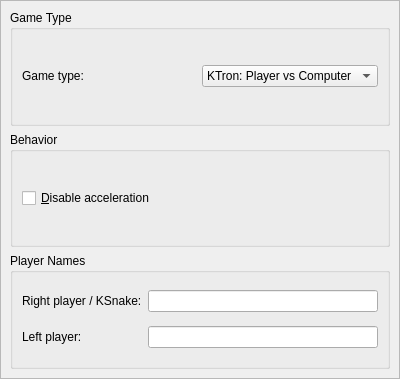
Before: the Qt Designer form ktron/general.ui in jsj2008/kdegames, drawn with Qt 5.
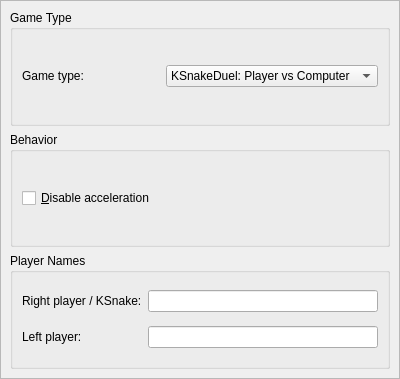
After: the same form once the commit is applied. Custom widgets are drawn as their Qt base class.

Commit message: Rename games that have active trademarks (KTron, KBattleship) per http://svn.reviewboard.kde.org/r/5804/

The edit to the form file:
```diff
--- a/ktron/general.ui
+++ b/ktron/general.ui
@@ -39,7 +39,7 @@
           <widget class="KComboBox" name="kcfg_GameType">
            <item>
             <property name="text">
-             <string>KTron: Player vs Computer</string>
+             <string>KSnakeDuel: Player vs Computer</string>
             </property>
            </item>
            <item>
```
Left out of the diff: 2 changed lines with no effect on the pictures. The commit also changes 13 other files.
